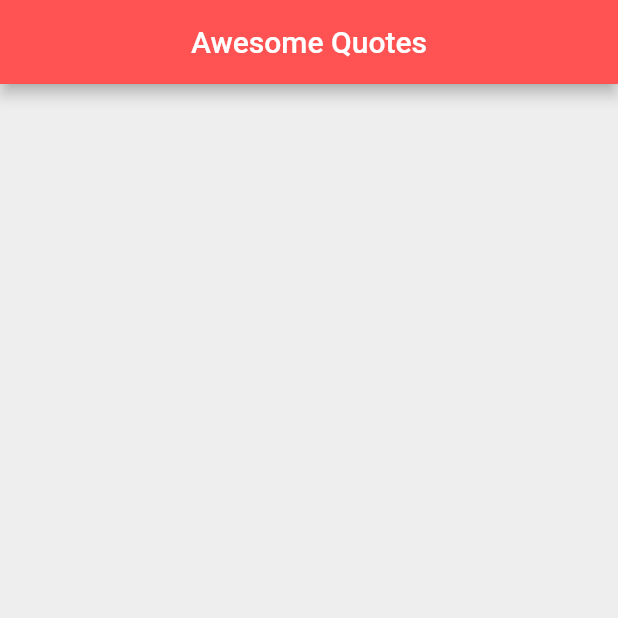
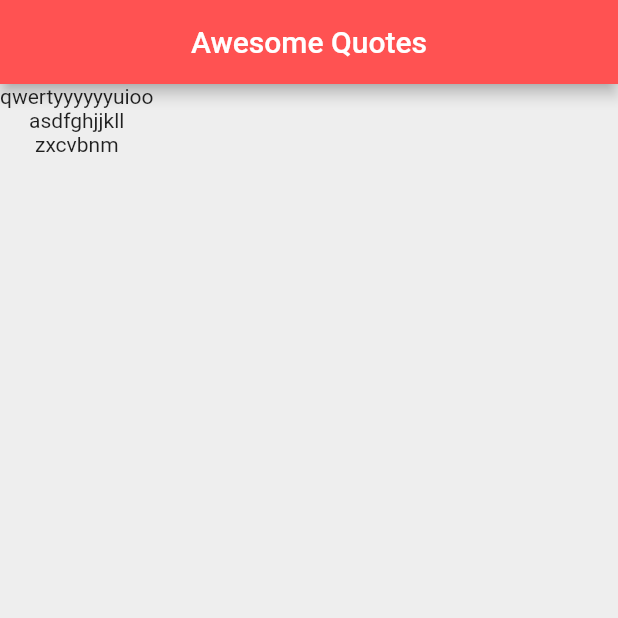
Before and after one commit to kouyoumikan/fluttter_quotes, a Flutter app: the screen it shows after launch, on a phone screen of 412 x 824 dp, the top half of it. Run offline on Flutter 3.47's test engine with Material 2 defaults, Android fonts, the phone set to English and light mode, and no system bars.

```diff
--- a/lib/main.dart
+++ b/lib/main.dart
@@ -10,6 +10,13 @@ class QuoteList extends StatefulWidget {
 }
 
 class _QuoteListState extends State<QuoteList> {
+
+  List<String> quotes = [
+    "qwertyyyyyyuioo",
+    "asdfghjjkll",
+    "zxcvbnm"
+  ];
+
   @override
   Widget build(BuildContext context) {
     return Scaffold(
@@ -19,6 +26,11 @@ class _QuoteListState extends State<QuoteList> {
         centerTitle: true,
         backgroundColor: Colors.redAccent,
       ),
+      body: Column(
+        children: quotes.map((quote) { // マップを表示
+          return Text(quote);
+        }).toList(),
+      ),
     );
   }
 }
```
